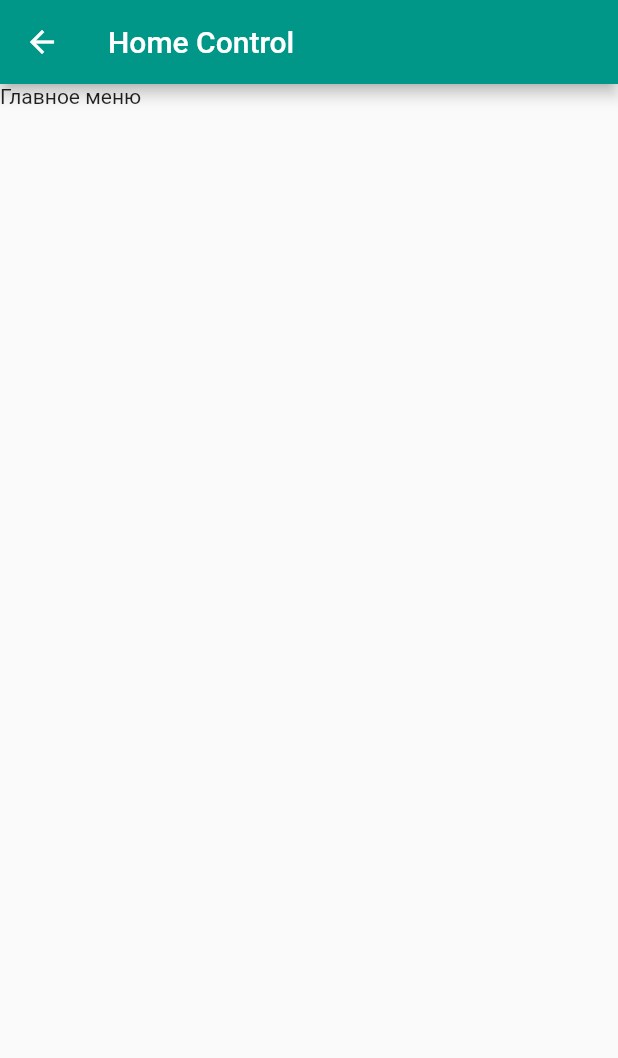
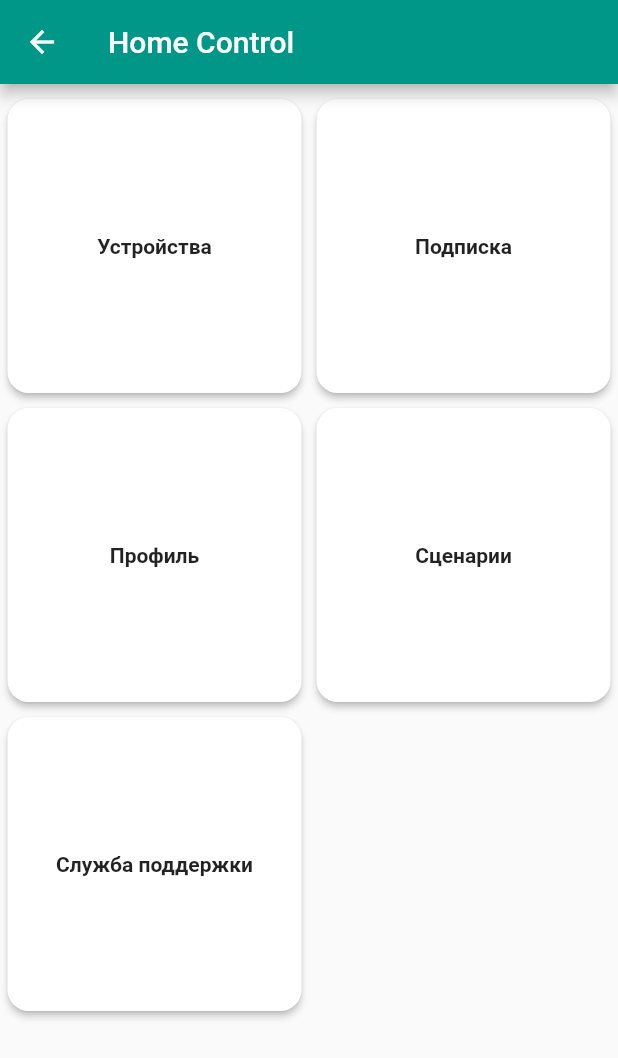
Before and after one commit to VladimirKorobeynik/HomeControlMobile, a Flutter app: the MainMenu screen opened directly with empty values, on a phone screen of 412 x 824 dp. Shown: the top 1058 px of the screen. Run offline on Flutter 3.47's test engine with Material 2 defaults, Android fonts, the phone set to English and light mode, and no system bars.

```diff
--- a/lib/MainMenu.dart
+++ b/lib/MainMenu.dart
@@ -1,4 +1,6 @@
 import 'package:flutter/material.dart';
+import 'package:flutter/rendering.dart';
+import 'package:Home_Control/Profile.dart';
 
 class MainMenu extends StatelessWidget {
   String login;
@@ -12,17 +14,116 @@ class MainMenu extends StatelessWidget {
   Widget build(BuildContext context) {
     return Scaffold(
       appBar: AppBar(
-        title: Text("Home Control"),
+        title: Text(
+          "Home Control",
+          textAlign: TextAlign.center,
+        ),
         backgroundColor: Colors.teal,
       ),
       body: Container(
-        child: ListView(
-          children: [
-            Text("Главное меню"),
-            Text(login),
-            Text(password),
-          ],
-        ),
+        margin: EdgeInsets.only(top: 5),
+        child: OrientationBuilder(builder: (context, orientation) {
+          int count = 2;
+          if (orientation == Orientation.landscape) {
+            count = 3;
+          }
+          return GridView.count(
+            crossAxisCount: count,
+            children: <Widget>[
+              Padding(
+                padding: EdgeInsets.all(5),
+                child: RaisedButton(
+                  child: Text(
+                    "Устройства",
+                    textAlign: TextAlign.center,
+                    style: TextStyle(
+                      fontWeight: FontWeight.bold,
+                    ),
+                  ),
+                  color: Colors.white,
+                  shape: RoundedRectangleBorder(
+                    borderRadius: BorderRadius.circular(14.0),
+                  ),
+                  onPressed: () {},
+                ),
+              ),
+              Padding(
+                padding: EdgeInsets.all(5),
+                child: RaisedButton(
+                  child: Text(
+                    "Подписка",
+                    textAlign: TextAlign.center,
+                    style: TextStyle(
+                      fontWeight: FontWeight.bold,
+                    ),
+                  ),
+                  color: Colors.white,
+                  shape: RoundedRectangleBorder(
+                    borderRadius: BorderRadius.circular(14.0),
+                  ),
+                  onPressed: () {},
+                ),
+              ),
+              Padding(
+                padding: EdgeInsets.all(5),
+                child: RaisedButton(
+                  child: Text(
+                    "Профиль",
+                    textAlign: TextAlign.center,
+                    style: TextStyle(
+                      fontWeight: FontWeight.bold,
+                    ),
+                  ),
+                  color: Colors.white,
+                  shape: RoundedRectangleBorder(
+                    borderRadius: BorderRadius.circular(14.0),
+                  ),
+                  onPressed: () {
+                    Navigator.push(
+                        context,
+                        MaterialPageRoute(
+                            builder: (context) =>
+                                Profile(this.login, this.password)));
+                  },
+                ),
+              ),
+              Padding(
+                padding: EdgeInsets.all(5),
+                child: RaisedButton(
+                  child: Text(
+                    "Сценарии",
+                    textAlign: TextAlign.center,
+                    style: TextStyle(
+                      fontWeight: FontWeight.bold,
+                    ),
+                  ),
+                  color: Colors.white,
+                  shape: RoundedRectangleBorder(
+                    borderRadius: BorderRadius.circular(14.0),
+                  ),
+                  onPressed: () {},
+                ),
+              ),
+              Padding(
+                padding: EdgeInsets.all(5),
+                child: RaisedButton(
+                  child: Text(
+                    "Служба поддержки",
+                    textAlign: TextAlign.center,
+                    style: TextStyle(
+                      fontWeight: FontWeight.bold,
+                    ),
+                  ),
+                  color: Colors.white,
+                  shape: RoundedRectangleBorder(
+                    borderRadius: BorderRadius.circular(14.0),
+                  ),
+                  onPressed: () {},
+                ),
+              ),
+            ],
+          );
+        }),
       ),
     );
   }
```
Also changed, not shown: lib/Profile.dart (added, +53 -0 lines), 2 other files.
